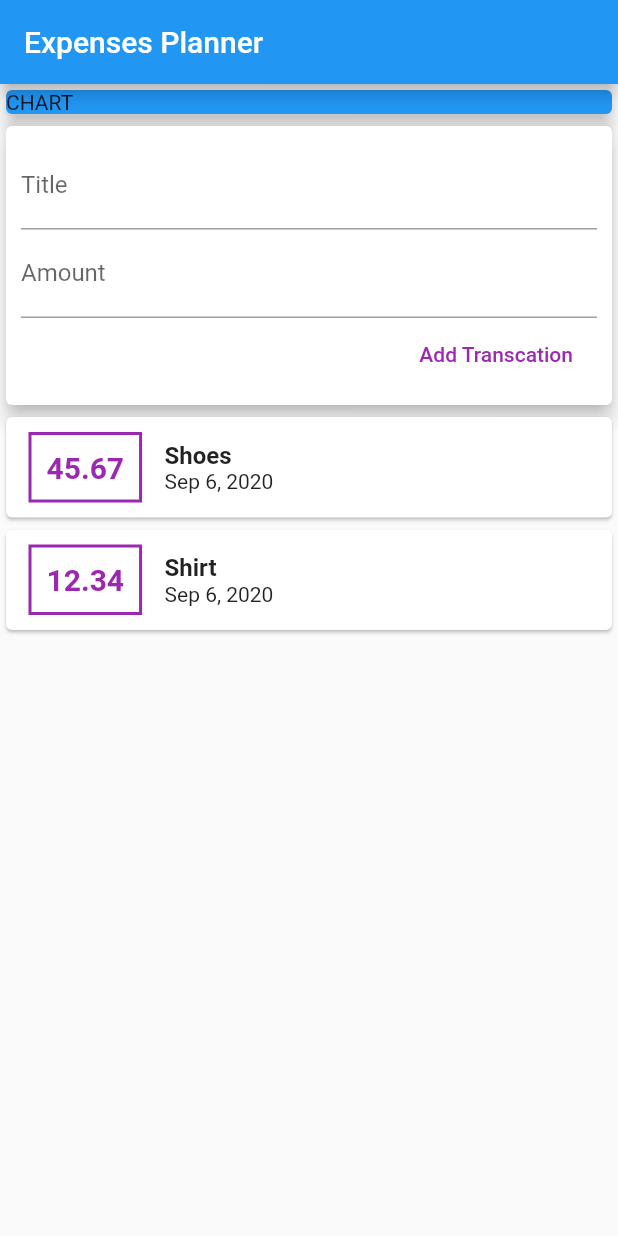
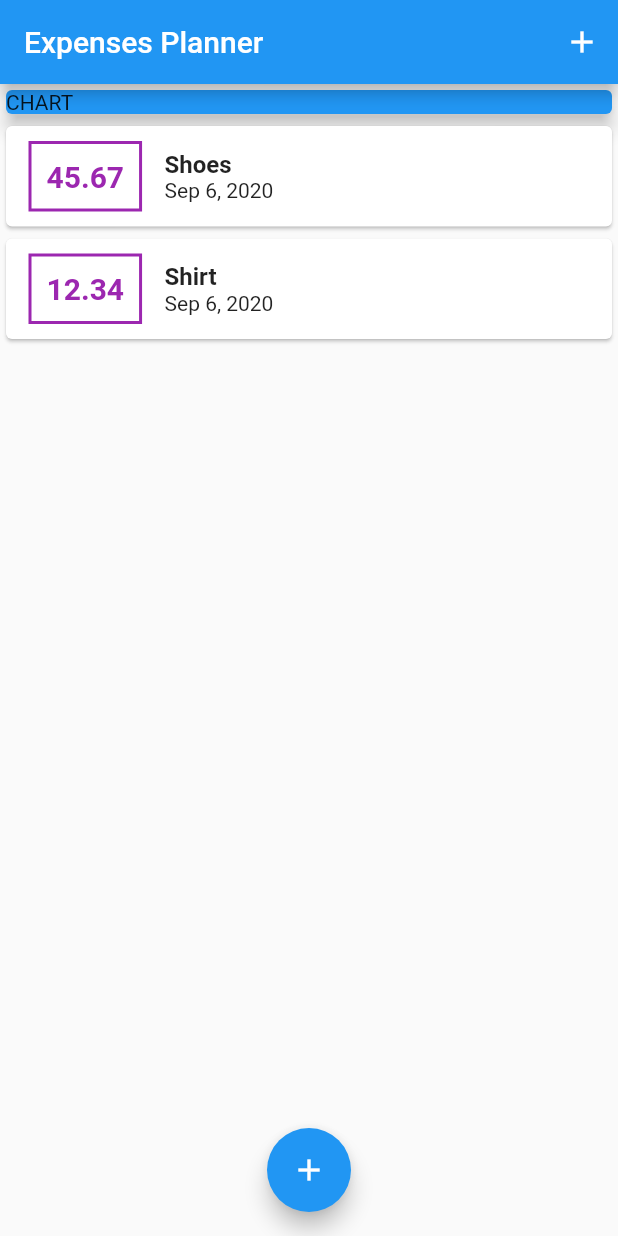
Before and after one commit to vleiswal/expenses_planner, a Flutter app: the screen it shows after launch, on a phone screen of 412 x 824 dp. Run offline on Flutter 3.47's test engine with Material 2 defaults, Android fonts, the phone set to English and light mode, and no system bars.

Commit message:
phase1final

```diff
--- a/lib/main.dart
+++ b/lib/main.dart
@@ -1,5 +1,8 @@
-import 'package:expenses_planner/widgets/user_transactions.dart';
+import 'package:expenses_planner/widgets/new_transaction.dart';
+import 'package:expenses_planner/widgets/transaction_list.dart';
 import 'package:flutter/material.dart';
+
+import 'models/transaction.dart';
 
 void main() {
   runApp(MyApp());
@@ -15,15 +18,56 @@ class MyApp extends StatelessWidget {
   }
 }
 
-class MyHomePage extends StatelessWidget {
+class MyHomePage extends StatefulWidget {
   // String titleInput;
   // String amountInput;
+
+  @override
+  _MyHomePageState createState() => _MyHomePageState();
+}
+
+class _MyHomePageState extends State<MyHomePage> {
+  final List<Transaction> _userTransactions = [
+    Transaction(amount: 45.67, id: 't1', title: 'Shoes', date: DateTime.now()),
+    Transaction(amount: 12.34, id: 't2', title: 'Shirt', date: DateTime.now()),
+  ];
+
+  void _addNewTransaction(String txTitle, double txAmount) {
+    final nxTx = Transaction(
+      amount: txAmount,
+      date: DateTime.now(),
+      id: DateTime.now().toString(),
+      title: txTitle,
+    );
+    setState(() {
+      _userTransactions.add(nxTx);
+    });
+  }
+
+  void _startAddNewTransaction(BuildContext ctx) {
+    showModalBottomSheet(
+      context: ctx,
+      builder: (_) {
+        return GestureDetector(
+          onTap: () {},
+          child: NewTransaction(_addNewTransaction),
+          // behavior: HitTestBehavior.opaque,
+        );
+      },
+    );
+  }
 
   @override
   Widget build(BuildContext context) {
     return Scaffold(
       appBar: AppBar(
         title: Text('Expenses Planner'),
+        actions: <Widget>[
+          IconButton(
+            icon: Icon(Icons.add),
+            onPressed: () => _startAddNewTransaction(context),
+          ),
+        ],
       ),
       body: SingleChildScrollView(
         child: Column(
@@ -38,9 +82,14 @@ class MyHomePage extends StatelessWidget {
                 elevation: 5,
               ),
             ),
-            UserTransactions(),
+            TransactionList(_userTransactions),
           ],
         ),
+      ),
+      floatingActionButtonLocation: FloatingActionButtonLocation.centerFloat,
+      floatingActionButton: FloatingActionButton(
+        child: Icon(Icons.add),
+        onPressed: () => _startAddNewTransaction(context),
       ),
     );
   }
--- a/lib/widgets/transaction_list.dart
+++ b/lib/widgets/transaction_list.dart
@@ -30,7 +30,7 @@ class TransactionList extends StatelessWidget {
                   child: Padding(
                     padding: const EdgeInsets.all(10.0),
                     child: Text(
-                      '${transactions[index].amount}',
+                      '${transactions[index].amount.toStringAsFixed(2)}',
                       style: TextStyle(
                         color: Colors.purple,
                         fontWeight: FontWeight.bold,
--- a/lib/widgets/user_transactions.dart
+++ /dev/null
@@ -1,39 +0,0 @@
-import 'package:expenses_planner/models/transaction.dart';
-import 'package:flutter/material.dart';
-
-import 'new_transaction.dart';
-import 'transaction_list.dart';
-
-class UserTransactions extends StatefulWidget {
-  @override
-  _UserTransactionsState createState() => _UserTransactionsState();
-}
-
-class _UserTransactionsState extends State<UserTransactions> {
-  final List<Transaction> _userTransactions = [
-    Transaction(amount: 45.67, id: 't1', title: 'Shoes', date: DateTime.now()),
-    Transaction(amount: 12.34, id: 't2', title: 'Shirt', date: DateTime.now()),
-  ];
-
-  void _addNewTransaction(String txTitle, double txAmount) {
-    final nxTx = Transaction(
-      amount: txAmount,
-      date: DateTime.now(),
-      id: DateTime.now().toString(),
-      title: txTitle,
-    );
-    setState(() {
-      _userTransactions.add(nxTx);
-    });
-  }
-
-  @override
-  Widget build(BuildContext context) {
-    return Column(
-      children: <Widget>[
-        NewTransaction(_addNewTransaction),
-        TransactionList(_userTransactions),
-      ],
-    );
-  }
-}
```
Also changed, not shown: lib/widgets/new_transaction.dart (+28 -9 lines).
